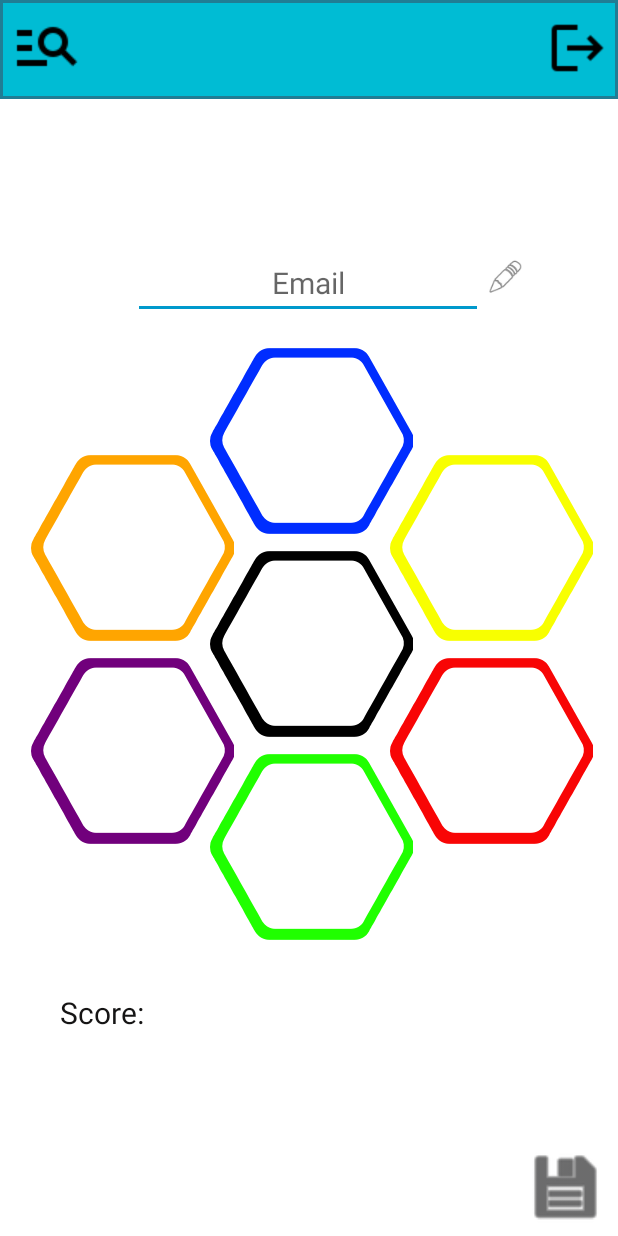
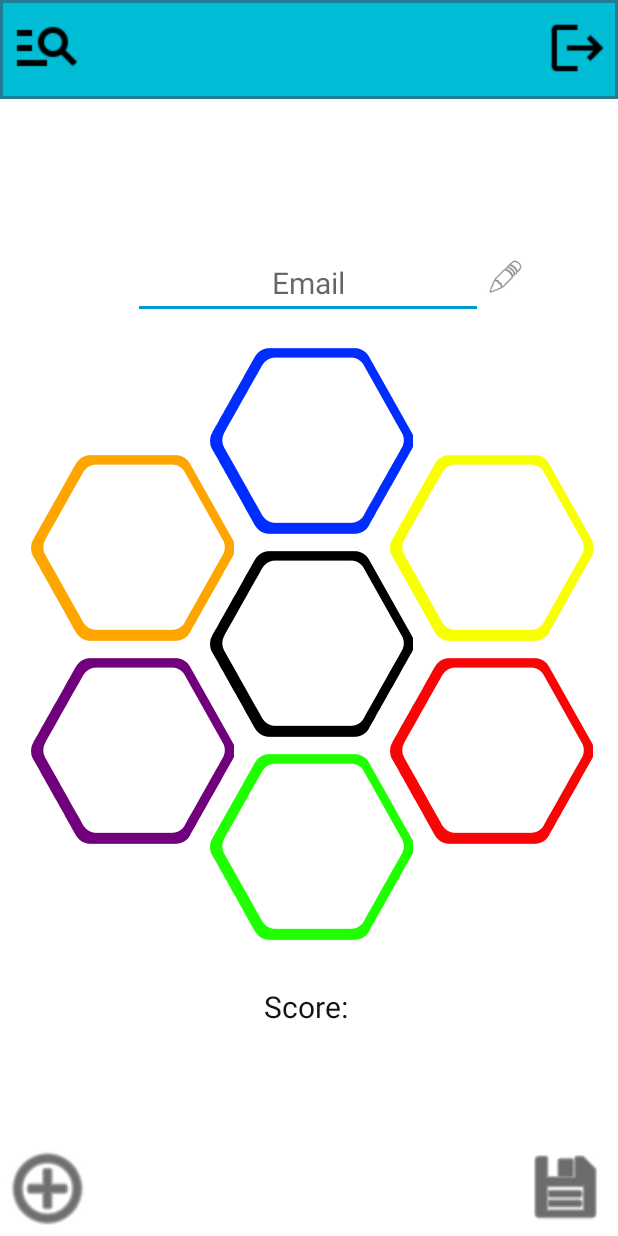
Before and after one commit to joelnvch/DSGame, an Android app: the screen it shows after launch once a user with an empty profile is signed in (HomeActivity), on a phone screen of 412 x 824 dp. Run offline under Robolectric (Android 15) with nearby library versions, the phone set to English and light mode, and no system bars; our stand-ins replace Firebase (no records; nobody signed in at launch, a user with empty details on screens opened directly); libraries missing offline, so code that uses them is left out: com.chaquo.python; 4 statements that could not run were skipped.

Commit message:
Fixed navigation error, started new activities

```diff
--- a/DSGame/app/build.gradle
+++ b/DSGame/app/build.gradle
@@ -65,4 +65,5 @@ dependencies {
     implementation platform('com.google.firebase:firebase-bom:27.0.0')
     implementation 'com.google.firebase:firebase-auth-ktx:21.0.1'
     implementation 'com.google.firebase:firebase-firestore-ktx:24.0.0'
+    implementation "org.jetbrains.kotlin:kotlin-stdlib:$kotlin_version"
 }
--- a/DSGame/app/src/main/java/com/android/dsgame/activities/HomeActivity.kt
+++ b/DSGame/app/src/main/java/com/android/dsgame/activities/HomeActivity.kt
@@ -50,7 +50,7 @@ class HomeActivity : AppCompatActivity() {
 
 
         // UPDATE SCORE
-        binding.tvScore.text = binding.tvScore.text.toString() + board.score
+        binding.tvScore.text = board.score.toString()
         // SET NAME BOARD VALUE
         binding.etBoardName.setText(board.name)
 
@@ -81,5 +81,11 @@ class HomeActivity : AppCompatActivity() {
             GameManager.initBoard()
             startActivity(intent)
         }
+
+
+        // ADD CARD
+        binding.btAddCard.setOnClickListener{
+            startActivity(Intent(this, ExtraCardActivity::class.java))
+        }
     }
 }
--- a/DSGame/app/src/main/java/com/android/dsgame/activities/LoginActivity.kt
+++ b/DSGame/app/src/main/java/com/android/dsgame/activities/LoginActivity.kt
@@ -39,7 +39,10 @@ class LoginActivity : AppCompatActivity() {
             authenticator.signInWithEmailAndPassword(binding.etEmail.text.toString(), binding.etPassword.text.toString())
                 .addOnSuccessListener {
                     MyApplication.board.userId = authenticator.currentUser!!.uid
-                    startActivity(Intent(this, HomeActivity::class.java))
+                    var intent = Intent(this, HomeActivity::class.java)
+                    intent.flags = Intent.FLAG_ACTIVITY_NEW_TASK or Intent.FLAG_ACTIVITY_CLEAR_TASK
+                    intent.addFlags( Intent.FLAG_ACTIVITY_NO_ANIMATION)
+                    startActivity(intent)
                 }
                 .addOnFailureListener {
                     AlertDialog.Builder(this).apply {
--- a/DSGame/app/src/main/java/com/android/dsgame/view/CardElement.kt
+++ b/DSGame/app/src/main/java/com/android/dsgame/view/CardElement.kt
@@ -38,9 +38,6 @@ class CardElement : FrameLayout {
             setColor(card.cardColor)
         }
     }
-
-    //setcardelement otro con redireccion incluida
-
 
     private fun setName(name: String){
         val nameView = view.findViewById<TextView>(R.id.tvCardName)
--- a/DSGame/app/src/main/res/layout/activity_home.xml
+++ b/DSGame/app/src/main/res/layout/activity_home.xml
@@ -136,17 +136,25 @@
 
     <TextView
             android:text="Score: "
-            android:layout_width="171dp"
-            android:layout_height="26dp"
+            android:layout_width="wrap_content"
+            android:layout_height="wrap_content"
+            android:textSize="20sp"
+            android:textColorHighlight="#0B0A0A"
+            app:layout_constraintTop_toBottomOf="@+id/ce_black"
+            android:layout_marginTop="164dp"
+            android:textColor="#151414" app:layout_constraintEnd_toEndOf="parent"
+            app:layout_constraintStart_toStartOf="parent"/>
+
+    <TextView
+            android:layout_width="wrap_content"
+            android:layout_height="wrap_content"
             android:id="@+id/tvScore"
             android:textSize="20sp"
             android:textColorHighlight="#0B0A0A"
             app:layout_constraintTop_toBottomOf="@+id/ce_black"
-            android:layout_marginTop="168dp"
-            app:layout_constraintStart_toStartOf="parent"
-            android:layout_marginStart="40dp"
-            android:textColor="#151414"/>
-
+            android:layout_marginTop="188dp"
+            android:textColor="#151414" app:layout_constraintEnd_toEndOf="parent"
+            app:layout_constraintStart_toStartOf="parent" android:gravity="center"/>
     <ImageView
             android:layout_width="26dp"
             android:layout_height="25dp"
@@ -156,6 +164,13 @@
             android:layout_marginStart="235dp"
             app:layout_constraintBottom_toBottomOf="@+id/etBoardName"
             android:layout_marginBottom="15dp"/>
+    <ImageButton
+            android:layout_width="63dp"
+            android:layout_height="64dp"
+            android:background="@android:drawable/ic_menu_add"
+            app:backgroundTint="#101010"
+            android:id="@+id/btAddCard"
+            app:layout_constraintStart_toStartOf="parent" app:layout_constraintBottom_toBottomOf="parent"/>
 
 
 </androidx.constraintlayout.widget.ConstraintLayout>
--- a/DSGame/app/src/main/res/layout/activity_login.xml
+++ b/DSGame/app/src/main/res/layout/activity_login.xml
@@ -67,7 +67,6 @@
           android:scaleX="1.5"
           android:scaleY="1.5"
           app:backgroundTint="#101010"
-          style="?android:attr/borderlessButtonStyle"
           app:layout_constraintTop_toBottomOf="@+id/etPassword"
           app:layout_constraintStart_toStartOf="parent"
           app:layout_constraintEnd_toEndOf="parent"
```
Also changed, not shown: DSGame/app/src/main/AndroidManifest.xml (+13 -12 lines), DSGame/app/src/main/java/com/android/dsgame/activities/ExtraCardActivity.kt (added, +12 -0 lines), DSGame/app/src/main/java/com/android/dsgame/activities/SelectionActivity.kt (+5 -5 lines), DSGame/app/src/main/java/com/android/dsgame/model/TripleCard.kt (+11 -0 lines), DSGame/app/src/main/res/layout/activity_extra_card.xml (added, +10 -0 lines), DSGame/app/src/main/python/cardData/cd1-black.json (renamed from DSGame/app/src/main/python/cardData/cd1(black).json), DSGame/app/src/main/python/cardData/cd2-blue.json (renamed from DSGame/app/src/main/python/cardData/cd2(blue).json), DSGame/app/src/main/python/cardData/cd3-yellow.json (renamed from DSGame/app/src/main/python/cardData/cd3(yellow).json), DSGame/app/src/main/python/cardData/cd4-red.json (renamed from DSGame/app/src/main/python/cardData/cd4(red).json), DSGame/app/src/main/python/cardData/cd5-green.json (renamed from DSGame/app/src/main/python/cardData/cd5(green).json), DSGame/app/src/main/python/cardData/cd6-purple.json (renamed from DSGame/app/src/main/python/cardData/cd6(purple).json), DSGame/app/src/main/python/cardData/cd7-orange.json (renamed from DSGame/app/src/main/python/cardData/cd7(orange).json), 1 other file.
